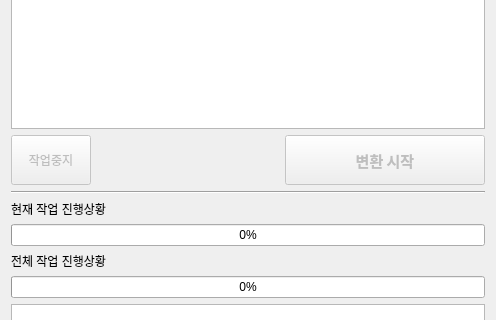
Before: the Qt Designer form OnMapLoader/onmap_loader_dialog_base.ui in Gaia3D/OnMapLoader, drawn with Qt 5; both pictures show x 0 to 496 and y 161 to 481 of the 496 by 619 pixel window.
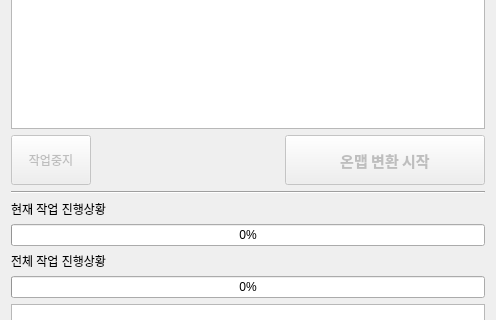
After: the same form once the commit is applied.

What changed in the file:
```diff
--- a/OnMapLoader/onmap_loader_dialog_base.ui
+++ b/OnMapLoader/onmap_loader_dialog_base.ui
@@ -163,7 +163,7 @@
         </font>
        </property>
        <property name="text">
-        <string>변환 시작</string>
+        <string>온맵 변환 시작</string>
        </property>
        <property name="default">
         <bool>false</bool>
```
Left out of the diff: 3 changed lines with no effect on the pictures.
